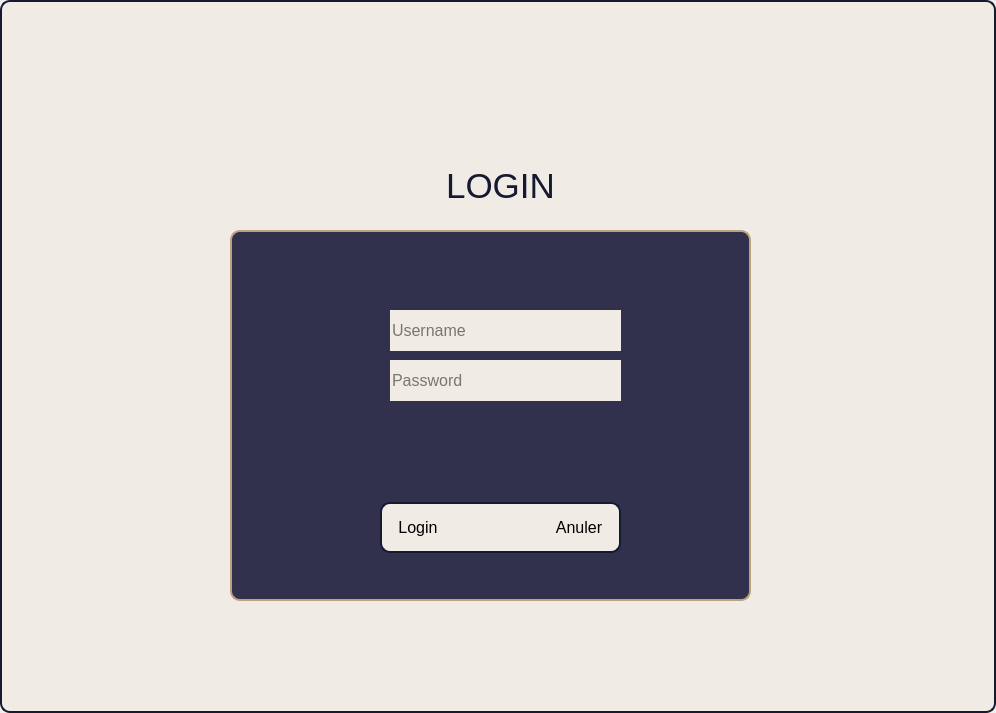
blackjack465/QT-Project, file gestion/login.ui: the form before one commit.
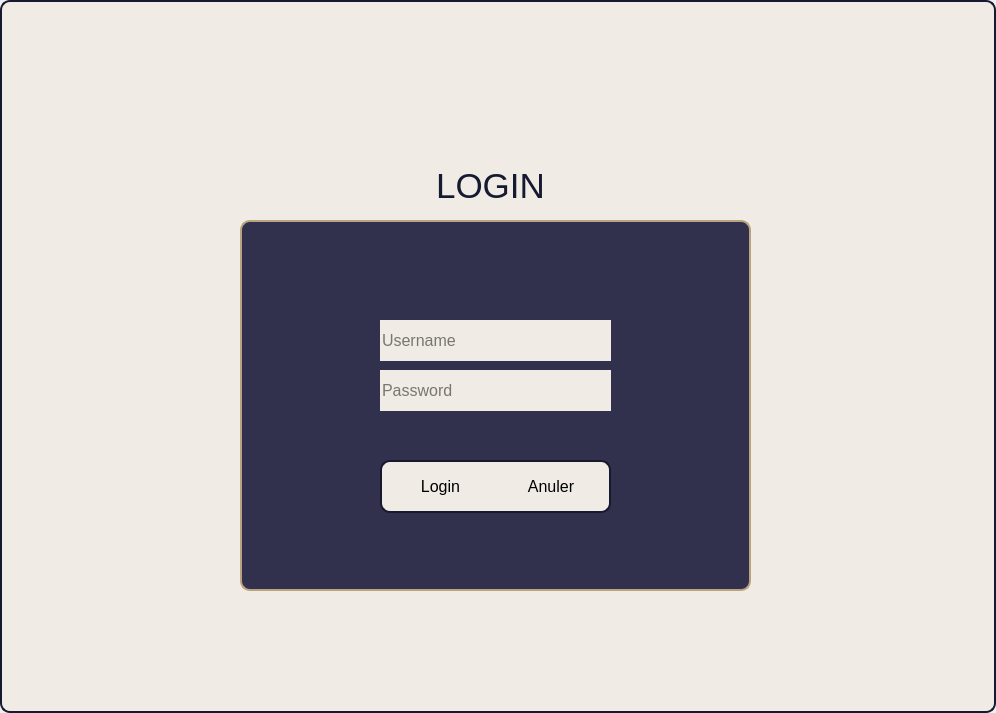
The form after the commit.

What changed in the file:
```diff
--- a/gestion/login.ui
+++ b/gestion/login.ui
@@ -24,9 +24,9 @@
    <widget class="QGroupBox" name="groupBox">
     <property name="geometry">
      <rect>
-      <x>230</x>
-      <y>230</y>
-      <width>521</width>
+      <x>240</x>
+      <y>220</y>
+      <width>511</width>
       <height>371</height>
      </rect>
     </property>
@@ -41,8 +41,8 @@
     <widget class="QLineEdit" name="UserlineEdit">
      <property name="geometry">
       <rect>
-       <x>160</x>
-       <y>80</y>
+       <x>140</x>
+       <y>100</y>
        <width>231</width>
        <height>41</height>
       </rect>
@@ -70,8 +70,8 @@
     <widget class="QLineEdit" name="PassWordlineEdit">
      <property name="geometry">
       <rect>
-       <x>160</x>
-       <y>130</y>
+       <x>140</x>
+       <y>150</y>
        <width>231</width>
        <height>41</height>
       </rect>
@@ -102,60 +102,16 @@
     <widget class="QWidget" name="layoutWidget">
      <property name="geometry">
       <rect>
-       <x>150</x>
-       <y>272</y>
-       <width>241</width>
-       <height>51</height>
+       <x>140</x>
+       <y>240</y>
+       <width>231</width>
+       <height>53</height>
       </rect>
      </property>
      <layout class="QGridLayout" name="gridLayout">
       <property name="sizeConstraint">
        <enum>QLayout::SetNoConstraint</enum>
       </property>
-      <item row="0" column="2">
-       <widget class="QPushButton" name="pushButton">
-        <property name="sizePolicy">
-         <sizepolicy hsizetype="Minimum" vsizetype="Preferred">
-          <horstretch>0</horstretch>
-          <verstretch>0</verstretch>
-         </sizepolicy>
-        </property>
-        <property name="styleSheet">
-         <string notr="true">/* Estilo para los botones (QPushButton) */
-QPushButton {
-    font-size: 16px;
-    background-color: #F0ECE5; /* Fondo marrón */
-    color: black; /* Texto color negro */
-    border: none;
-    border-radius: 0;
-	padding-left : 10px;
-	padding-top : 7px;
-	padding-right : 10px;
-	padding-bottom : 7px;
-	margin-left : 0px;
-	margin-top : 8px;
- 	margin-right : 8px;
-	margin-bottom : 8px;
-    text-align: center;
-    text-decoration: none;
-    display: inline-block;
-    cursor: pointer;
-    transition: background-color 0.3s, color 0.3s; /* Transición suave */
-}
-
-/* Cambio de color al pasar el ratón sobre el botón */
-QPushButton:hover {
-    background-color: #31304D; 
-    color: white; 
-	border : 1px solid #F0ECE5;
-    border-radius: 5px;
-}</string>
-        </property>
-        <property name="text">
-         <string>Anuler</string>
-        </property>
-       </widget>
-      </item>
       <item row="0" column="0">
        <widget class="QPushButton" name="LoginButton">
         <property name="sizePolicy">
@@ -202,17 +158,48 @@
        </widget>
       </item>
       <item row="0" column="1">
-       <spacer name="horizontalSpacer">
-        <property name="orientation">
-         <enum>Qt::Horizontal</enum>
+       <widget class="QPushButton" name="pushButton">
+        <property name="sizePolicy">
+         <sizepolicy hsizetype="Minimum" vsizetype="Preferred">
+          <horstretch>0</horstretch>
+          <verstretch>0</verstretch>
+         </sizepolicy>
         </property>
-        <property name="sizeHint" stdset="0">
-         <size>
-          <width>40</width>
-          <height>20</height>
-         </size>
+        <property name="styleSheet">
+         <string notr="true">/* Estilo para los botones (QPushButton) */
+QPushButton {
+    font-size: 16px;
+    background-color: #F0ECE5; /* Fondo marrón */
+    color: black; /* Texto color negro */
+    border: none;
+    border-radius: 0;
+	padding-left : 10px;
+	padding-top : 7px;
+	padding-right : 10px;
+	padding-bottom : 7px;
+	margin-left : 0px;
+	margin-top : 8px;
+ 	margin-right : 8px;
+	margin-bottom : 8px;
+    text-align: center;
+    text-decoration: none;
+    display: inline-block;
+    cursor: pointer;
+    transition: background-color 0.3s, color 0.3s; /* Transición suave */
+}
+
+/* Cambio de color al pasar el ratón sobre el botón */
+QPushButton:hover {
+    background-color: #31304D; 
+    color: white; 
+	border : 1px solid #F0ECE5;
+    border-radius: 5px;
+}</string>
         </property>
-       </spacer>
+        <property name="text">
+         <string>Anuler</string>
+        </property>
+       </widget>
       </item>
      </layout>
     </widget>
@@ -220,7 +207,7 @@
    <widget class="QLabel" name="titre">
     <property name="geometry">
      <rect>
-      <x>390</x>
+      <x>380</x>
       <y>170</y>
       <width>221</width>
       <height>31</height>
```
